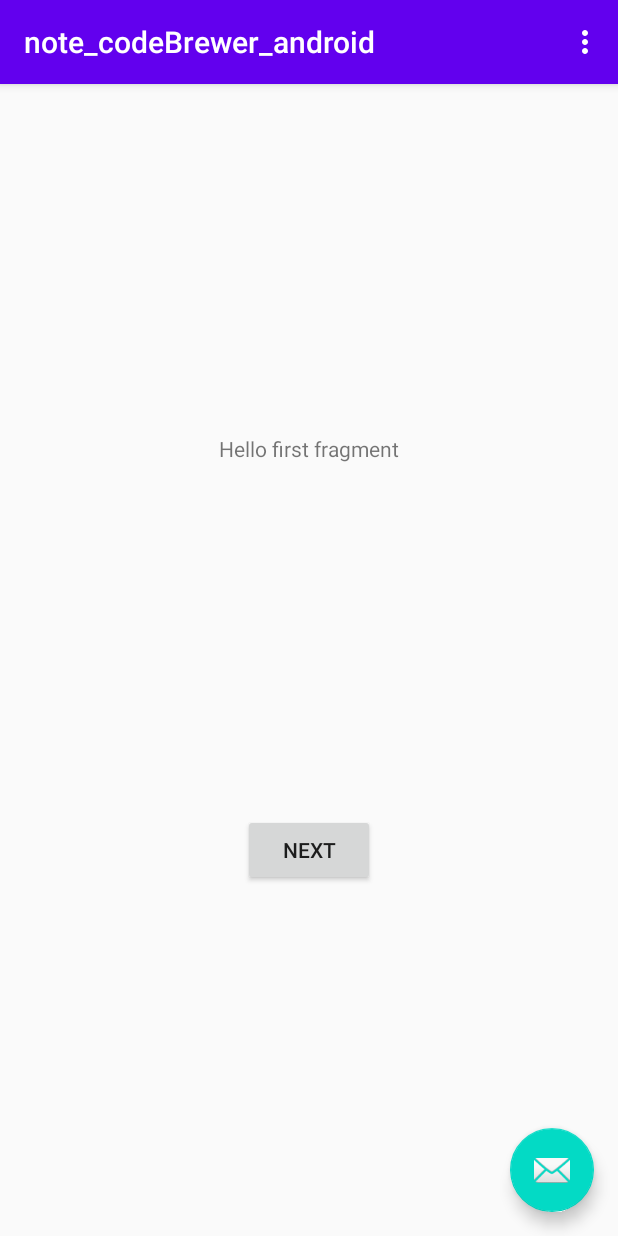
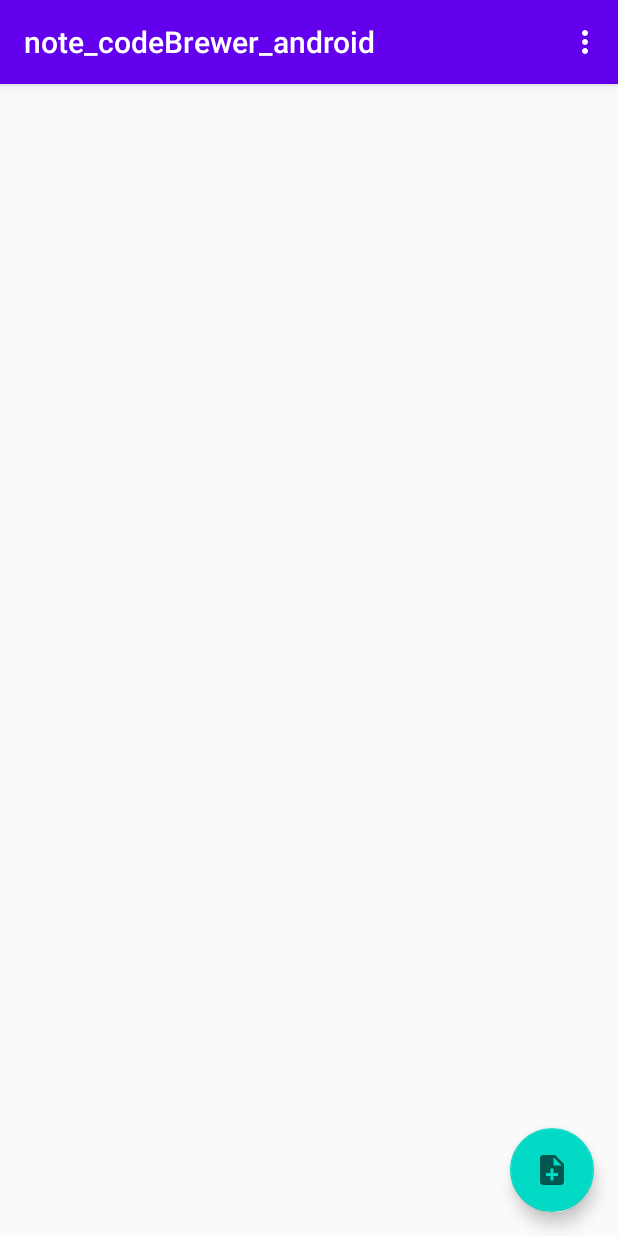
Before and after one commit to nency-shobhashana/note_codeBrewer_android, an Android app: the screen it shows after launch (MainActivity), on a phone screen of 412 x 824 dp. Run offline under Robolectric (Android 15) with nearby library versions, the phone set to English and light mode, and no system bars.

Commit message:
Added note and category modal class

```diff
--- a/app/build.gradle
+++ b/app/build.gradle
@@ -29,6 +29,8 @@ dependencies {
     implementation 'androidx.constraintlayout:constraintlayout:2.0.4'
     implementation 'androidx.navigation:navigation-fragment:2.3.3'
     implementation 'androidx.navigation:navigation-ui:2.3.3'
+    implementation 'androidx.recyclerview:recyclerview:1.1.0'
+    implementation 'androidx.cardview:cardview:1.0.0'
     testImplementation 'junit:junit:4.12'
     androidTestImplementation 'androidx.test.ext:junit:1.1.2'
     androidTestImplementation 'androidx.test.espresso:espresso-core:3.3.0'
--- a/app/src/main/AndroidManifest.xml
+++ b/app/src/main/AndroidManifest.xml
@@ -10,7 +10,7 @@
         android:supportsRtl="true"
         android:theme="@style/AppTheme">
         <activity
-            android:name=".MainActivity"
+            android:name=".dashboard.MainActivity"
             android:label="@string/app_name"
             android:theme="@style/AppTheme.NoActionBar">
             <intent-filter>
--- a/app/src/main/java/com/nency/note/FirstFragment.java
+++ /dev/null
@@ -1,34 +0,0 @@
-package com.nency.note;
-
-import android.os.Bundle;
-import android.view.LayoutInflater;
-import android.view.View;
-import android.view.ViewGroup;
-
-import androidx.annotation.NonNull;
-import androidx.fragment.app.Fragment;
-import androidx.navigation.fragment.NavHostFragment;
-
-public class FirstFragment extends Fragment {
-
-    @Override
-    public View onCreateView(
-            LayoutInflater inflater, ViewGroup container,
-            Bundle savedInstanceState
-    ) {
-        // Inflate the layout for this fragment
-        return inflater.inflate(R.layout.fragment_first, container, false);
-    }
-
-    public void onViewCreated(@NonNull View view, Bundle savedInstanceState) {
-        super.onViewCreated(view, savedInstanceState);
-
-        view.findViewById(R.id.button_first).setOnClickListener(new View.OnClickListener() {
-            @Override
-            public void onClick(View view) {
-                NavHostFragment.findNavController(FirstFragment.this)
-                        .navigate(R.id.action_FirstFragment_to_SecondFragment);
-            }
-        });
-    }
-}
--- a/app/src/main/java/com/nency/note/MainActivity.java
+++ b/app/src/main/java/com/nency/note/dashboard/MainActivity.java
@@ -1,9 +1,10 @@
-package com.nency.note;
+package com.nency.note.dashboard;
 
 import android.os.Bundle;
 
 import com.google.android.material.floatingactionbutton.FloatingActionButton;
 import com.google.android.material.snackbar.Snackbar;
+import com.nency.note.R;
 
 import androidx.appcompat.app.AppCompatActivity;
 import androidx.appcompat.widget.Toolbar;
@@ -22,7 +23,7 @@ public class MainActivity extends AppCompatActivity {
         Toolbar toolbar = findViewById(R.id.toolbar);
         setSupportActionBar(toolbar);
 
-        FloatingActionButton fab = findViewById(R.id.fab);
+        FloatingActionButton fab = findViewById(R.id.fabNewNote);
         fab.setOnClickListener(new View.OnClickListener() {
             @Override
             public void onClick(View view) {
--- /dev/null
+++ b/app/src/main/java/com/nency/note/dashboard/NoteAdapter.java
@@ -0,0 +1,4 @@
+package com.nency.note.dashboard;
+
+public class NoteAdapter {
+}
--- /dev/null
+++ b/app/src/main/res/drawable/ic_baseline_note_add_24.xml
@@ -0,0 +1,10 @@
+<vector xmlns:android="http://schemas.android.com/apk/res/android"
+    android:width="24dp"
+    android:height="24dp"
+    android:viewportWidth="24"
+    android:viewportHeight="24"
+    android:tint="?attr/colorControlNormal">
+  <path
+      android:fillColor="@android:color/white"
+      android:pathData="M14,2L6,2c-1.1,0 -1.99,0.9 -1.99,2L4,20c0,1.1 0.89,2 1.99,2L18,22c1.1,0 2,-0.9 2,-2L20,8l-6,-6zM16,16h-3v3h-2v-3L8,16v-2h3v-3h2v3h3v2zM13,9L13,3.5L18.5,9L13,9z"/>
+</vector>
--- a/app/src/main/res/layout/activity_main.xml
+++ b/app/src/main/res/layout/activity_main.xml
@@ -4,7 +4,7 @@
     xmlns:tools="http://schemas.android.com/tools"
     android:layout_width="match_parent"
     android:layout_height="match_parent"
-    tools:context=".MainActivity">
+    tools:context=".dashboard.MainActivity">
 
     <com.google.android.material.appbar.AppBarLayout
         android:layout_width="match_parent"
@@ -20,14 +20,18 @@
 
     </com.google.android.material.appbar.AppBarLayout>
 
-    <include layout="@layout/content_main" />
+    <androidx.recyclerview.widget.RecyclerView
+        android:id="@+id/recyclerViewNote"
+        android:layout_width="match_parent"
+        android:layout_height="match_parent"
+        />
 
     <com.google.android.material.floatingactionbutton.FloatingActionButton
-        android:id="@+id/fab"
+        android:id="@+id/fabNewNote"
         android:layout_width="wrap_content"
         android:layout_height="wrap_content"
         android:layout_gravity="bottom|end"
         android:layout_margin="@dimen/fab_margin"
-        app:srcCompat="@android:drawable/ic_dialog_email" />
+        app:srcCompat="@drawable/ic_baseline_note_add_24" />
 
 </androidx.coordinatorlayout.widget.CoordinatorLayout>
--- a/app/src/main/res/layout/content_main.xml
+++ /dev/null
@@ -1,19 +0,0 @@
-<?xml version="1.0" encoding="utf-8"?>
-<androidx.constraintlayout.widget.ConstraintLayout xmlns:android="http://schemas.android.com/apk/res/android"
-    xmlns:app="http://schemas.android.com/apk/res-auto"
-    android:layout_width="match_parent"
-    android:layout_height="match_parent"
-    app:layout_behavior="@string/appbar_scrolling_view_behavior">
-
-    <fragment
-        android:id="@+id/nav_host_fragment"
-        android:name="androidx.navigation.fragment.NavHostFragment"
-        android:layout_width="0dp"
-        android:layout_height="0dp"
-        app:defaultNavHost="true"
-        app:layout_constraintBottom_toBottomOf="parent"
-        app:layout_constraintLeft_toLeftOf="parent"
-        app:layout_constraintRight_toRightOf="parent"
-        app:layout_constraintTop_toTopOf="parent"
-        app:navGraph="@navigation/nav_graph" />
-</androidx.constraintlayout.widget.ConstraintLayout>
--- a/app/src/main/res/layout/fragment_first.xml
+++ /dev/null
@@ -1,28 +0,0 @@
-<?xml version="1.0" encoding="utf-8"?>
-<androidx.constraintlayout.widget.ConstraintLayout xmlns:android="http://schemas.android.com/apk/res/android"
-    xmlns:app="http://schemas.android.com/apk/res-auto"
-    xmlns:tools="http://schemas.android.com/tools"
-    android:layout_width="match_parent"
-    android:layout_height="match_parent"
-    tools:context=".FirstFragment">
-
-    <TextView
-        android:id="@+id/textview_first"
-        android:layout_width="wrap_content"
-        android:layout_height="wrap_content"
-        android:text="@string/hello_first_fragment"
-        app:layout_constraintBottom_toTopOf="@id/button_first"
-        app:layout_constraintEnd_toEndOf="parent"
-        app:layout_constraintStart_toStartOf="parent"
-        app:layout_constraintTop_toTopOf="parent" />
-
-    <Button
-        android:id="@+id/button_first"
-        android:layout_width="wrap_content"
-        android:layout_height="wrap_content"
-        android:text="@string/next"
-        app:layout_constraintBottom_toBottomOf="parent"
-        app:layout_constraintEnd_toEndOf="parent"
-        app:layout_constraintStart_toStartOf="parent"
-        app:layout_constraintTop_toBottomOf="@id/textview_first" />
-</androidx.constraintlayout.widget.ConstraintLayout>
--- a/app/src/main/res/menu/menu_main.xml
+++ b/app/src/main/res/menu/menu_main.xml
@@ -1,7 +1,7 @@
 <menu xmlns:android="http://schemas.android.com/apk/res/android"
     xmlns:app="http://schemas.android.com/apk/res-auto"
     xmlns:tools="http://schemas.android.com/tools"
-    tools:context="com.nency.note.MainActivity">
+    tools:context="com.nency.note.dashboard.MainActivity">
     <item
         android:id="@+id/action_settings"
         android:orderInCategory="100"
--- a/app/src/main/res/navigation/nav_graph.xml
+++ /dev/null
@@ -1,28 +0,0 @@
-<?xml version="1.0" encoding="utf-8"?>
-<navigation xmlns:android="http://schemas.android.com/apk/res/android"
-    xmlns:app="http://schemas.android.com/apk/res-auto"
-    xmlns:tools="http://schemas.android.com/tools"
-    android:id="@+id/nav_graph"
-    app:startDestination="@id/FirstFragment">
-
-    <fragment
-        android:id="@+id/FirstFragment"
-        android:name="com.nency.note.FirstFragment"
-        android:label="@string/first_fragment_label"
-        tools:layout="@layout/fragment_first">
-
-        <action
-            android:id="@+id/action_FirstFragment_to_SecondFragment"
-            app:destination="@id/SecondFragment" />
-    </fragment>
-    <fragment
-        android:id="@+id/SecondFragment"
-        android:name="com.nency.note.SecondFragment"
-        android:label="@string/second_fragment_label"
-        tools:layout="@layout/fragment_second">
-
-        <action
-            android:id="@+id/action_SecondFragment_to_FirstFragment"
-            app:destination="@id/FirstFragment" />
-    </fragment>
-</navigation>
```
Also changed, not shown: app/src/main/java/com/nency/note/SecondFragment.java (deleted, +0 -34 lines), app/src/main/java/com/nency/note/model/Category.java (added, +37 -0 lines), app/src/main/java/com/nency/note/model/Note.java (added, +89 -0 lines), app/src/main/res/layout/fragment_second.xml (deleted, +0 -27 lines).
